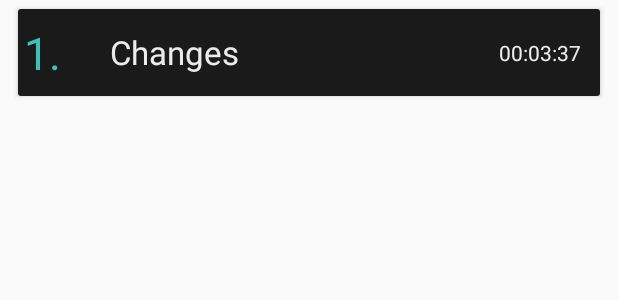
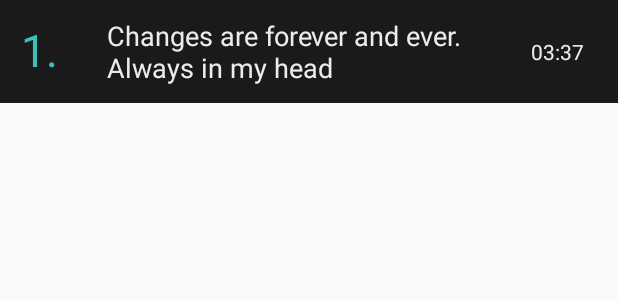
Before and after one commit to denisroldan/melchord-android, an Android app: the layout item_song.xml on its own in the app's theme, with its tools: preview values and no code run, on a phone screen of 412 x 824 dp. Shown: the top 300 px of the screen. Run offline under Robolectric (Android 15) with nearby library versions, the phone set to English and light mode, and no system bars.

Commit message:
Deleted 00: text when showing song durations. Fixed a bug when retrieving tabs. Fixed Song_item UI. Fixed tab_item UI.

```diff
--- a/app/src/main/java/com/aiculabs/melchord/ui/song/SongActivity.java
+++ b/app/src/main/java/com/aiculabs/melchord/ui/song/SongActivity.java
@@ -37,7 +37,7 @@ public class SongActivity extends BaseActivity implements SongMvpView {
             @Override
             public void onItemClick(View v, int position) {
                 Intent i = new Intent(getBaseContext(), TabActivity.class);
-                i.putExtra("mbid", mSong.getTabSet().get(position).getId());
+                i.putExtra("id", mSong.getTabSet().get(position).getId());
                 startActivity(i);
             }
         });
--- a/app/src/main/res/layout/item_song.xml
+++ b/app/src/main/res/layout/item_song.xml
@@ -1,21 +1,14 @@
 <?xml version="1.0" encoding="utf-8"?>
-<android.support.v7.widget.CardView xmlns:android="http://schemas.android.com/apk/res/android"
-    xmlns:card_view="http://schemas.android.com/apk/res-auto"
+<RelativeLayout
+    xmlns:android="http://schemas.android.com/apk/res/android"
     xmlns:tools="http://schemas.android.com/tools"
-    android:id="@+id/card_view"
     android:layout_width="match_parent"
     android:layout_height="wrap_content"
-    android:layout_marginBottom="6dp"
-    android:layout_marginLeft="12dp"
-    android:layout_marginRight="12dp"
-    android:layout_marginTop="6dp"
-    card_view:cardCornerRadius="2dp">
-
-    <RelativeLayout
-        android:layout_width="wrap_content"
-        android:layout_height="wrap_content"
+    android:paddingBottom="6dp"
+    android:paddingLeft="12dp"
+    android:paddingRight="12dp"
+    android:paddingTop="6dp"
     android:background="@color/background_black"
-        android:padding="2dp"
     android:gravity="center_vertical">
 
     <TextView
@@ -34,19 +27,20 @@
         android:layout_width="wrap_content"
         android:layout_height="wrap_content"
         android:textSize="@dimen/song_name_size"
-            tools:text="Changes"
+        tools:text="Changes are forever and ever. Always in my head"
         android:layout_centerVertical="true"
         android:layout_toRightOf="@+id/song_trackNumberTextView"
-            android:layout_toEndOf="@+id/song_trackNumberTextView"
         android:textColor="@color/light_text"
-            android:padding="5dp" />
+        android:padding="5dp"
+        android:layout_toLeftOf="@+id/song_duration"
+        android:layout_toStartOf="@+id/song_duration" />
 
     <TextView
         android:id="@+id/song_duration"
         android:layout_width="wrap_content"
         android:layout_height="wrap_content"
         android:textSize="@dimen/song_duration_size"
-            tools:text="00:03:37"
+        tools:text="03:37"
         android:layout_centerVertical="true"
         android:layout_alignParentRight="true"
         android:layout_alignParentEnd="true"
@@ -56,5 +50,3 @@
         android:gravity="right" />
 
 </RelativeLayout>
-
-</android.support.v7.widget.CardView>
--- a/app/src/main/res/values/dimens.xml
+++ b/app/src/main/res/values/dimens.xml
@@ -20,7 +20,10 @@
     <dimen name="release_name_size">18sp</dimen>
     <dimen name="release_duration_size">14sp</dimen>
 
-    <dimen name="song_number_size">22sp</dimen>
-    <dimen name="song_name_size">22sp</dimen>
+    <dimen name="tab_name_size">18sp</dimen>
+    <dimen name="tab_type_size">12sp</dimen>
+
+    <dimen name="song_number_size">20sp</dimen>
+    <dimen name="song_name_size">18sp</dimen>
     <dimen name="song_duration_size">14sp</dimen>
 </resources>
```
Also changed, not shown: app/src/main/res/layout/item_tab.xml (+20 -9 lines), 1 other file. Lines whose indentation alone changed are shown as unchanged.
